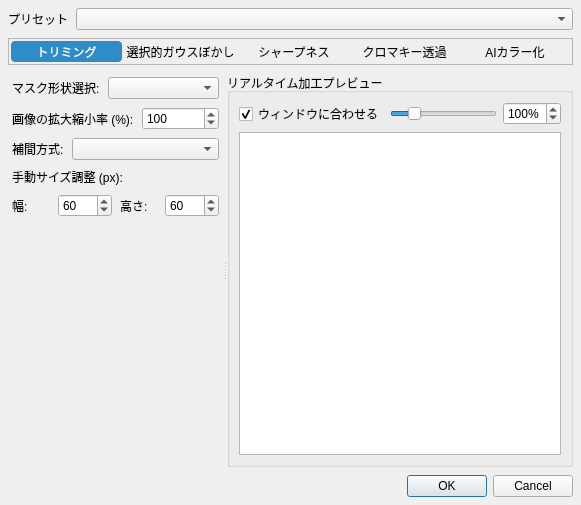
Ikumyon/PDX-Mod-Studio, file plugins/hoi4/interface/image_tools_dialog.ui: the form before one commit.
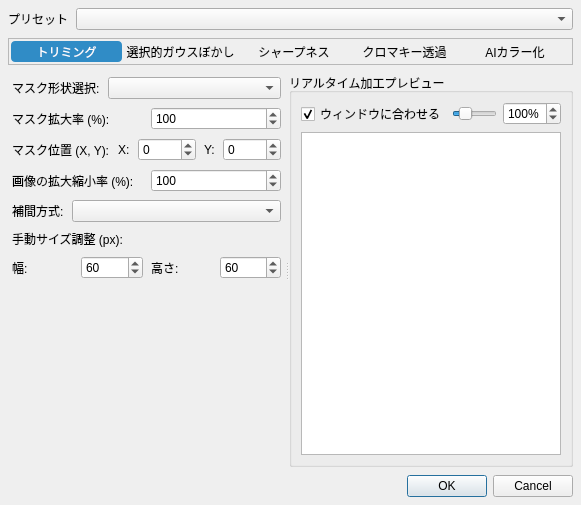
The form after the commit.

Commit message: マスク読み込み

Diff of the .ui file:
```diff
--- a/plugins/hoi4/interface/image_tools_dialog.ui
+++ b/plugins/hoi4/interface/image_tools_dialog.ui
@@ -245,6 +245,81 @@
           </item>
          </layout>
         </item>
+        <item>
+         <layout class="QHBoxLayout" name="layoutMaskScaleSelect">
+          <item>
+           <widget class="QLabel" name="lblMaskScale">
+            <property name="text">
+             <string>マスク拡大率 (%):</string>
+            </property>
+           </widget>
+          </item>
+          <item>
+           <widget class="QSpinBox" name="spinMaskScale">
+            <property name="minimum">
+             <number>1</number>
+            </property>
+            <property name="maximum">
+             <number>9999</number>
+            </property>
+            <property name="value">
+             <number>100</number>
+            </property>
+           </widget>
+          </item>
+         </layout>
+        </item>
+        <item>
+         <layout class="QHBoxLayout" name="layoutMaskPositionSelect">
+          <item>
+           <widget class="QLabel" name="lblMaskPosition">
+            <property name="text">
+             <string>マスク位置 (X, Y):</string>
+            </property>
+           </widget>
+          </item>
+          <item>
+           <widget class="QLabel" name="lblMaskX">
+            <property name="text">
+             <string>X:</string>
+            </property>
+           </widget>
+          </item>
+          <item>
+           <widget class="QSpinBox" name="spinMaskX">
+            <property name="minimum">
+             <number>-9999</number>
+            </property>
+            <property name="maximum">
+             <number>9999</number>
+            </property>
+            <property name="value">
+             <number>0</number>
+            </property>
+           </widget>
+          </item>
+          <item>
+           <widget class="QLabel" name="lblMaskY">
+            <property name="text">
+             <string>Y:</string>
+            </property>
+           </widget>
+          </item>
+          <item>
+           <widget class="QSpinBox" name="spinMaskY">
+            <property name="minimum">
+             <number>-9999</number>
+            </property>
+            <property name="maximum">
+             <number>9999</number>
+            </property>
+            <property name="value">
+             <number>0</number>
+            </property>
+           </widget>
+          </item>
+         </layout>
+        </item>
         <item>
          <layout class="QHBoxLayout" name="layoutScaleSelect">
           <item>
```
The commit also changes 1 other file.
